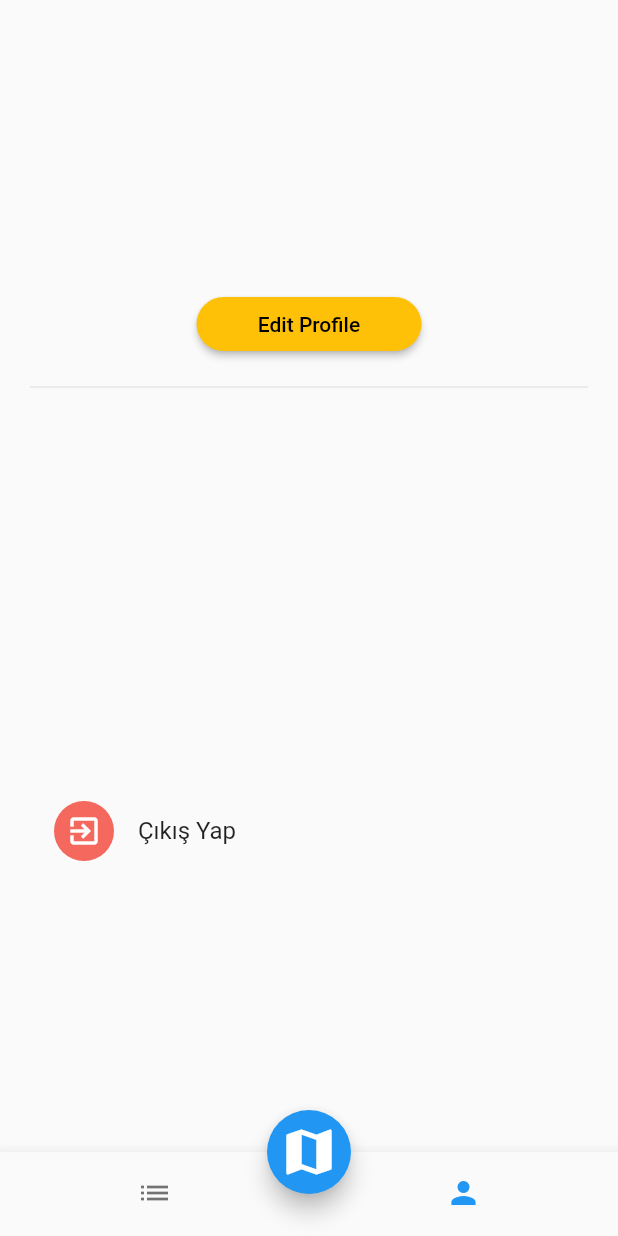
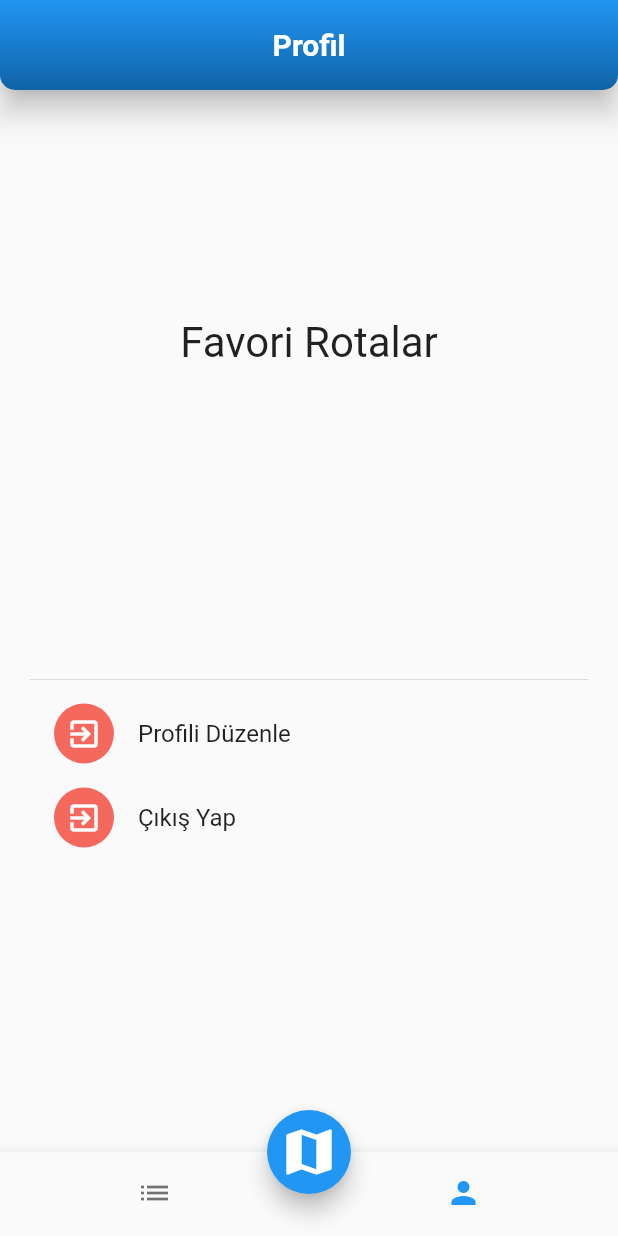
Before and after one commit to segri544/demo, a Flutter app: the screen it shows once a user with an empty profile is signed in, item 2 of the bottom bar chosen, on a phone screen of 412 x 824 dp. Run offline on Flutter 3.47's test engine with Material 2 defaults, Android fonts, the phone set to English and light mode, and no system bars; our stand-ins replace cloud_firestore, firebase_auth, firebase_core, flutter_svg, geolocator, google_maps_flutter and 2 more; missing offline and left inert: background_location, flutter_polyline_points; accounts and stored records are empty.

Commit message:
marker bitti inş

```diff
--- a/lib/models/user_model.dart
+++ b/lib/models/user_model.dart
@@ -6,14 +6,14 @@ class User {
   final String position;
   final String? address;
   final String? vehiclePlate;
-  final List? likedDestinations;
+  final List? likedDestination;
 
   const User(
       {this.id,
       this.address,
       this.vehiclePlate,
       required this.name,
-      this.likedDestinations,
+      this.likedDestination,
       required this.lastName,
       required this.email,
       required this.position});
@@ -24,7 +24,8 @@ class User {
       "email": email,
       "position": position,
       "address": address,
-      "vehiclePlate": vehiclePlate
+      "vehiclePlate": vehiclePlate,
+      "likedDestination": likedDestination
     };
   }
 }
--- a/lib/resources/auth_method.dart
+++ b/lib/resources/auth_method.dart
@@ -33,7 +33,8 @@ class AuthMethods {
             lastName: lastName,
             position: position,
             address: userAddress,
-            vehiclePlate: carPlate);
+            vehiclePlate: carPlate,
+            likedDestination: []);
         //yukarıda aldığımız bilgilerle userın içeriklerini set ettik
         await _firestore
             .collection("users")
--- a/lib/screens/home_page.dart
+++ b/lib/screens/home_page.dart
@@ -15,12 +15,37 @@ class HomePage extends StatefulWidget {
 
 class _HomePageState extends State<HomePage> {
   int selectedIndex = 0;
+  final titles = const ["Servis Listesi", "Profil"];
   final screens = const [BusListScreen(), ProfileScreen()];
 
   @override
   Widget build(BuildContext context) {
     final User? user = FirebaseAuth.instance.currentUser;
     return Scaffold(
+      appBar: AppBar(
+        backgroundColor: Colors.transparent,
+        elevation: 8,
+        toolbarHeight: 60,
+        title: Text(
+          titles[selectedIndex],
+          style:
+              const TextStyle(color: Colors.white, fontWeight: FontWeight.bold),
+        ),
+        centerTitle: true,
+        flexibleSpace: Container(
+          decoration: const BoxDecoration(
+            borderRadius: BorderRadius.only(
+              bottomLeft: Radius.circular(10),
+              bottomRight: Radius.circular(10),
+            ),
+            gradient: LinearGradient(
+              colors: [Color.fromARGB(255, 16, 99, 166), Colors.blue],
+              begin: Alignment.bottomCenter,
+              end: Alignment.topCenter,
+            ),
+          ),
+        ),
+      ),
       body: SafeArea(
         child: screens[selectedIndex],
       ),
--- a/lib/screens/profile_screen.dart
+++ b/lib/screens/profile_screen.dart
@@ -56,9 +56,9 @@ class _ProfileScreenState extends State<ProfileScreen> {
                       children: [
                         Text(
                           userData["position"],
-                          style: const TextStyle(fontSize: 25),
+                          style: const TextStyle(
+                              fontSize: 25, fontWeight: FontWeight.bold),
                         ),
-                        const SizedBox(height: 20),
                         const SizedBox(height: 10),
                         Row(
                           mainAxisAlignment: MainAxisAlignment.center,
@@ -82,54 +82,15 @@ class _ProfileScreenState extends State<ProfileScreen> {
                             fontWeight: FontWeight.bold,
                           ),
                         ),
-                        const SizedBox(height: 20),
-                        SizedBox(
-                          width: 150,
-                          child: ElevatedButton(
-                            onPressed: () {
-                              Navigator.of(context).push(
-                                MaterialPageRoute(
-                                  builder: (context) => ProfileEditScreen(),
-                                ),
-                              );
-                            },
-                            style: ElevatedButton.styleFrom(
-                                backgroundColor: Colors.amber,
-                                side: BorderSide.none,
-                                shape: const StadiumBorder()),
-                            child: const Text(
-                              "Edit Profile",
-                              style: TextStyle(color: Colors.black),
-                            ),
-                          ),
-                        ),
-                        userData["position"] == "Şöför"
-                            ? ElevatedButton(
-                                onPressed: () {
-                                  Navigator.of(context).push(
-                                    MaterialPageRoute(
-                                      builder: (context) => CreateRoutePage(),
-                                    ),
-                                  );
-                                },
-                                style: ElevatedButton.styleFrom(
-                                    backgroundColor: Colors.amber,
-                                    side: BorderSide.none,
-                                    shape: const StadiumBorder()),
-                                child: const Text(
-                                  "Rota Oluştur",
-                                  style: TextStyle(color: Colors.black),
-                                ),
-                              )
-                            : const SizedBox(),
-                        const SizedBox(height: 10),
-                        const Divider(),
-                        const SizedBox(height: 10),
+                        const Text("Favori Rotalar",
+                            style: TextStyle(fontSize: 28)),
                         Container(
-                          height: 250,
+                          height: 200,
                           width: 300,
                           child: ListView.builder(
-                            itemCount: userData["likedDestination"].length,
+                            itemCount: userData["likedDestination"] == null
+                                ? 0
+                                : userData["likedDestination"].length,
                             itemBuilder: (context, index) {
                               final likedDestination =
                                   userData["likedDestination"][index];
@@ -202,6 +163,60 @@ class _ProfileScreenState extends State<ProfileScreen> {
                             },
                           ),
                         ),
+                        const Divider(),
+                        //--- Edit Profile---
+                        InkWell(
+                          onTap: () {
+                            Navigator.of(context).push(
+                              MaterialPageRoute(
+                                builder: (context) => ProfileEditScreen(),
+                              ),
+                            );
+                          },
+                          child: ListTile(
+                            leading: Container(
+                              width: 40,
+                              height: 40,
+                              decoration: BoxDecoration(
+                                borderRadius: BorderRadius.circular(100),
+                                color: Colors.red.withOpacity(0.8),
+                              ),
+                              child: const Icon(
+                                Icons.exit_to_app,
+                                color: Colors.white,
+                              ),
+                            ),
+                            title: const Text("Profili Düzenle"),
+                          ),
+                        ),
+                        //--Rota Oluştur--
+                        userData["position"] == "Şöför"
+                            ? InkWell(
+                                onTap: () {
+                                  Navigator.of(context).push(
+                                    MaterialPageRoute(
+                                      builder: (context) => CreateRoutePage(),
+                                    ),
+                                  );
+                                },
+                                child: ListTile(
+                                  leading: Container(
+                                    width: 40,
+                                    height: 40,
+                                    decoration: BoxDecoration(
+                                      borderRadius: BorderRadius.circular(100),
+                                      color: Colors.red.withOpacity(0.8),
+                                    ),
+                                    child: const Icon(
+                                      Icons.create,
+                                      color: Colors.white,
+                                    ),
+                                  ),
+                                  title: const Text("Rota Oluştur"),
+                                ),
+                              )
+                            : SizedBox(),
+                        //-----Çıkış Yap-----
                         InkWell(
                           onTap: () {
                             FirebaseAuth.instance.signOut();
--- a/lib/screens/signup_screen.dart
+++ b/lib/screens/signup_screen.dart
@@ -22,6 +22,7 @@ class _SignUpScreenState extends State<SignUpScreen> {
 
   final roles = ["Çalışan", "Şöför", "Stajyer"];
   String _defaultValue = "Çalışan";
+  bool _isLoading = false;
 
   @override
   void dispose() {
@@ -32,6 +33,9 @@ class _SignUpScreenState extends State<SignUpScreen> {
 
   void signUpUser() async {
     if (_passwordController.text == _passwordConfController.text) {
+      setState(() {
+        _isLoading = true;
+      });
       String res = await AuthMethods().signUpUser(
           email: _emailController.text.trim(),
           password: _passwordConfController.text.trim(),
@@ -40,6 +44,10 @@ class _SignUpScreenState extends State<SignUpScreen> {
           position: _defaultValue,
           carPlate: _vehiclePlateController.text,
           userAddress: _addressController.text);
+
+      setState(() {
+        _isLoading = false;
+      });
       if (res != "success") {
         ScaffoldMessenger.of(context).showSnackBar(
           const SnackBar(
@@ -76,7 +84,9 @@ class _SignUpScreenState extends State<SignUpScreen> {
     return Scaffold(
       body: SafeArea(
         child: Center(
-          child: SingleChildScrollView(
+          child: _isLoading
+              ? const CircularProgressIndicator()
+              : SingleChildScrollView(
                   child: Column(
                     mainAxisAlignment: MainAxisAlignment.center,
                     children: [
@@ -88,7 +98,8 @@ class _SignUpScreenState extends State<SignUpScreen> {
                       Text(
                         "HAVELSAN servis takip sistemi",
                         style: TextStyle(
-                      color: Colors.grey[700], fontWeight: FontWeight.bold),
+                            color: Colors.grey[700],
+                            fontWeight: FontWeight.bold),
                       ),
                       const SizedBox(height: 25),
                       MyTextField(
@@ -107,8 +118,8 @@ class _SignUpScreenState extends State<SignUpScreen> {
                           const Text("Şirketteki Rolünüz : "),
                           DropdownButton<String>(
                               value: _defaultValue,
-                        items:
-                            roles.map<DropdownMenuItem<String>>((String value) {
+                              items: roles.map<DropdownMenuItem<String>>(
+                                  (String value) {
                                 return DropdownMenuItem<String>(
                                   value: value,
                                   child: Text(value),
@@ -165,8 +176,8 @@ class _SignUpScreenState extends State<SignUpScreen> {
                             },
                             child: const Text(
                               "Giriş Yap",
-                        style:
-                            TextStyle(color: Color.fromARGB(255, 16, 99, 166)),
+                              style: TextStyle(
+                                  color: Color.fromARGB(255, 16, 99, 166)),
                             ),
                           )
                         ],
--- a/lib/screens/track_page.dart
+++ b/lib/screens/track_page.dart
@@ -48,6 +48,7 @@ class _TrackPageState extends State<TrackPage> {
         .get();
     lat = userSnap["latitude"] as double;
     long = userSnap["longtitude"] as double;
+    isTracking = userSnap["istracking"];
     _updateMarker(LatLng(lat, long));
     print("lat: long: $lat $long");
     // setState(() {});
@@ -70,7 +71,7 @@ class _TrackPageState extends State<TrackPage> {
     getUserData();
     startTimerForTrackLocation();
     _loadIsTrackingState(); // Saklanan isTracking durumunu yükle
-
+    _updateLocation();
     _myMarker = null;
   }
 
@@ -223,9 +224,11 @@ class _TrackPageState extends State<TrackPage> {
                           target: LatLng(39.93634092516396, 32.8238638211257),
                           zoom: 11,
                         ),
-                        markers: (_myMarker != null
-                            ? Set<Marker>.of([_myMarker!])
-                            : Set<Marker>()));
+                        markers: isTracking
+                            ? (_myMarker != null
+                                ? Set<Marker>.of([_myMarker!])
+                                : Set<Marker>())
+                            : Set<Marker>());
                   }
                 },
               );
@@ -283,6 +286,8 @@ class _TrackPageState extends State<TrackPage> {
                     setState(() {
                       isTracking = !isTracking;
                       FireStoreMethods().updateIstracingFirestore(isTracking);
+                      _myMarker = null;
+                      _updateLocation();
                     });
                   },
                   child: Text(
```
Lines whose indentation alone changed are shown as unchanged.
